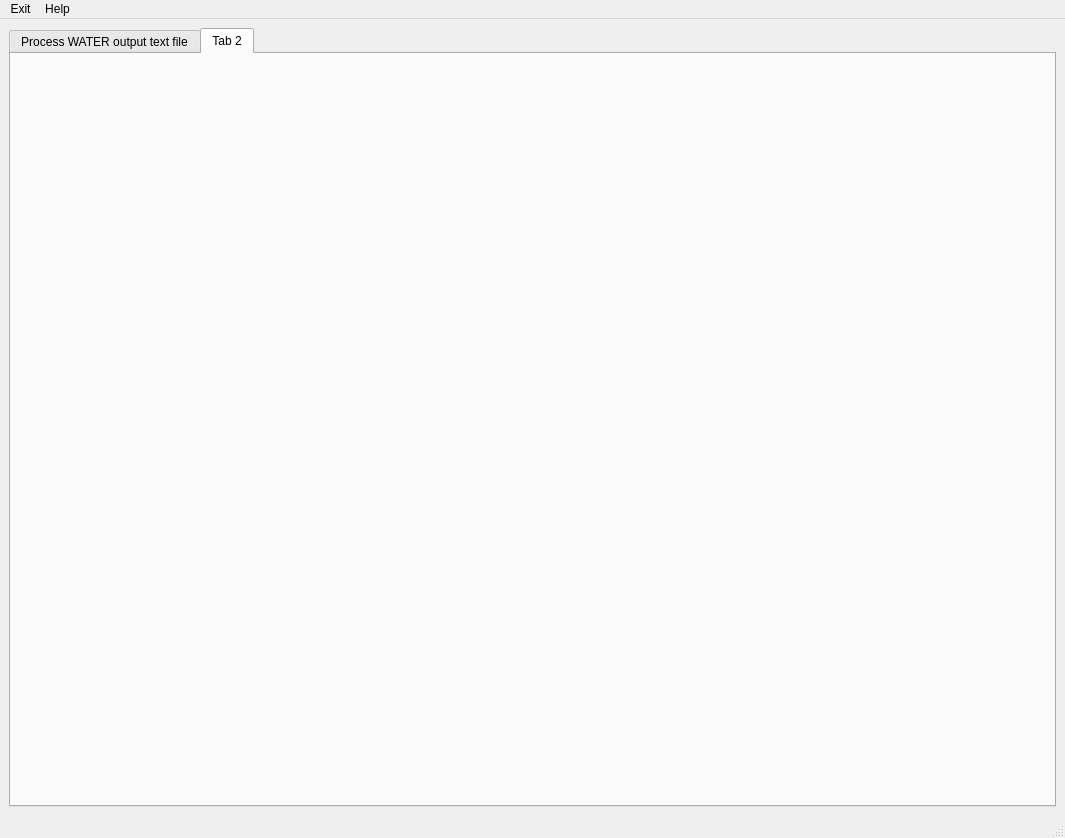
Above: waterapputils/gui/user_interface.ui from jlant/waterapputils before the change. Below: the same form after it.
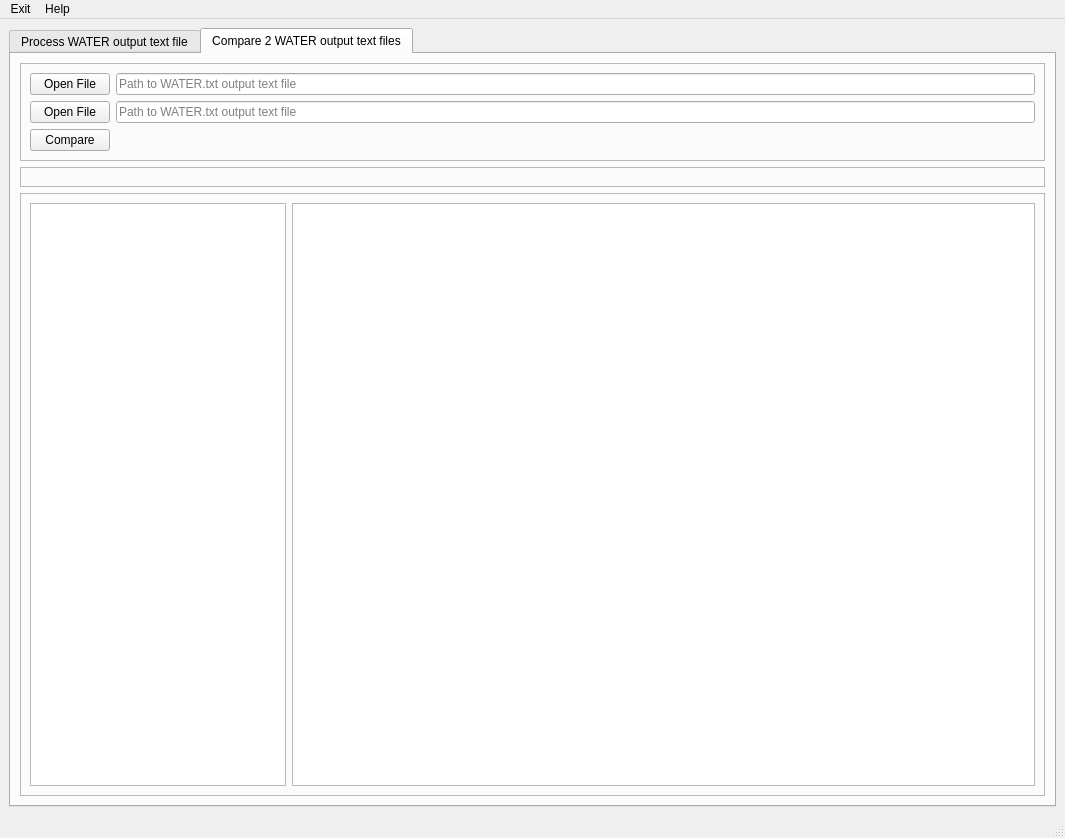
That is the form after the change. The open tabs and pages were chosen to show the change. Custom widgets are drawn as their Qt base class.

Commit message: trying to make smarter methods that do not have to include names of particular widgets

Diff of the .ui file:
```diff
--- a/waterapputils/gui/user_interface.ui
+++ b/waterapputils/gui/user_interface.ui
@@ -129,11 +129,119 @@
       </widget>
       <widget class="QWidget" name="tab_2">
        <attribute name="title">
-        <string>Tab 2</string>
+        <string>Compare 2 WATER output text files</string>
        </attribute>
        <layout class="QVBoxLayout" name="verticalLayout_5">
         <item>
-         <layout class="QVBoxLayout" name="verticalLayout_4"/>
+         <widget class="QFrame" name="frame_4">
+          <property name="sizePolicy">
+           <sizepolicy hsizetype="Preferred" vsizetype="Preferred">
+            <horstretch>0</horstretch>
+            <verstretch>0</verstretch>
+           </sizepolicy>
+          </property>
+          <property name="maximumSize">
+           <size>
+            <width>16777215</width>
+            <height>16777215</height>
+           </size>
+          </property>
+          <property name="frameShape">
+           <enum>QFrame::StyledPanel</enum>
+          </property>
+          <property name="frameShadow">
+           <enum>QFrame::Raised</enum>
+          </property>
+          <layout class="QGridLayout" name="gridLayout">
+           <property name="sizeConstraint">
+            <enum>QLayout::SetDefaultConstraint</enum>
+           </property>
+           <property name="topMargin">
+            <number>9</number>
+           </property>
+           <property name="bottomMargin">
+            <number>9</number>
+           </property>
+           <property name="verticalSpacing">
+            <number>6</number>
+           </property>
+           <item row="0" column="0">
+            <widget class="QPushButton" name="tab_watertxtcmp_push_button_open_file1">
+             <property name="text">
+              <string>Open File</string>
+             </property>
+            </widget>
+           </item>
+           <item row="2" column="0">
+            <widget class="QPushButton" name="tab_watertxtcmp_push_button_open_file2">
+             <property name="text">
+              <string>Open File</string>
+             </property>
+            </widget>
+           </item>
+           <item row="2" column="1">
+            <widget class="QLineEdit" name="tab_watertxtcmp_line_edit_open_file2">
+             <property name="placeholderText">
+              <string>Path to WATER.txt output text file</string>
+             </property>
+            </widget>
+           </item>
+           <item row="0" column="1">
+            <widget class="QLineEdit" name="tab_watertxtcmp_line_edit_open_file1">
+             <property name="placeholderText">
+              <string>Path to WATER.txt output text file</string>
+             </property>
+            </widget>
+           </item>
+           <item row="3" column="0">
+            <widget class="QPushButton" name="tab_watertxtcmp_push_button_compare">
+             <property name="text">
+              <string>Compare</string>
+             </property>
+            </widget>
+           </item>
+          </layout>
+         </widget>
+        </item>
+        <item>
+         <widget class="QFrame" name="frame_5">
+          <property name="frameShape">
+           <enum>QFrame::StyledPanel</enum>
+          </property>
+          <property name="frameShadow">
+           <enum>QFrame::Raised</enum>
+          </property>
+          <layout class="QVBoxLayout" name="verticalLayout_7">
+           <item>
+            <widget class="MatplotlibWidget" name="tab_watertxtcmp_matplotlib_widget"/>
+           </item>
+          </layout>
+         </widget>
+        </item>
+        <item>
+         <widget class="QFrame" name="frame_6">
+          <property name="frameShape">
+           <enum>QFrame::StyledPanel</enum>
+          </property>
+          <property name="frameShadow">
+           <enum>QFrame::Raised</enum>
+          </property>
+          <layout class="QHBoxLayout" name="horizontalLayout_4">
+           <item>
+            <widget class="QListWidget" name="tab_watertxtcmp_list_widget">
+             <property name="sizePolicy">
+              <sizepolicy hsizetype="Fixed" vsizetype="Expanding">
+               <horstretch>0</horstretch>
+               <verstretch>0</verstretch>
+              </sizepolicy>
+             </property>
+            </widget>
+           </item>
+           <item>
+            <widget class="QTableWidget" name="tab_watertxtcmp_table_widget"/>
+           </item>
+          </layout>
+         </widget>
         </item>
        </layout>
       </widget>
```
Left out of the diff: 14 changed lines with no effect on the pictures. The commit also changes 2 other files.
